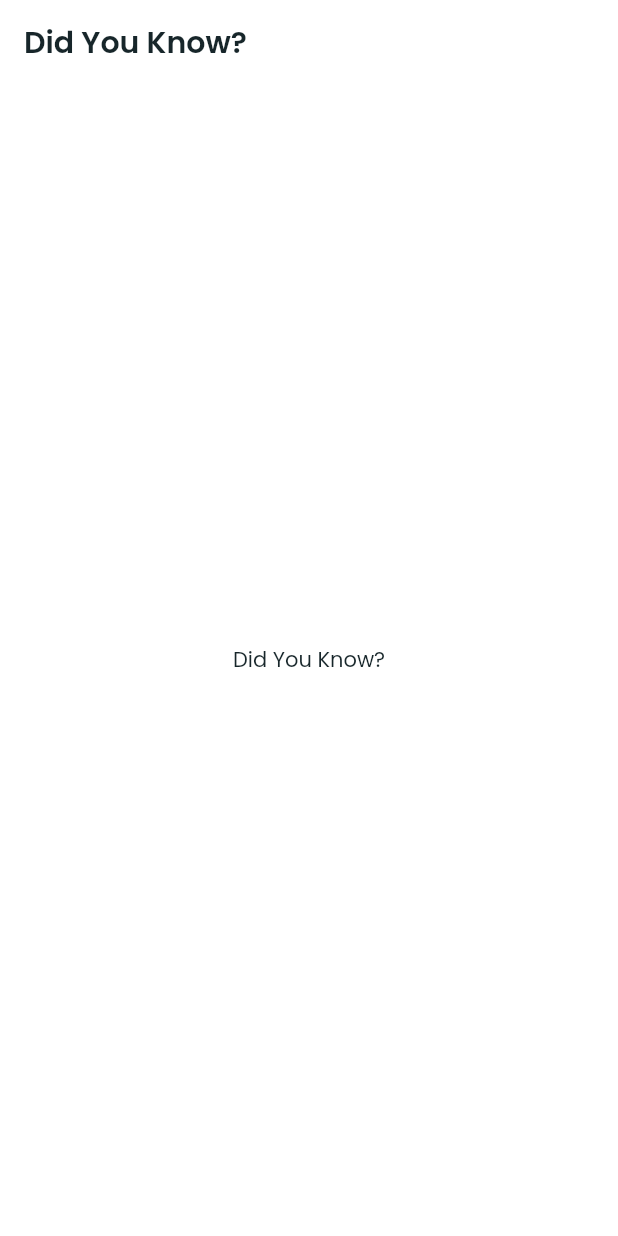
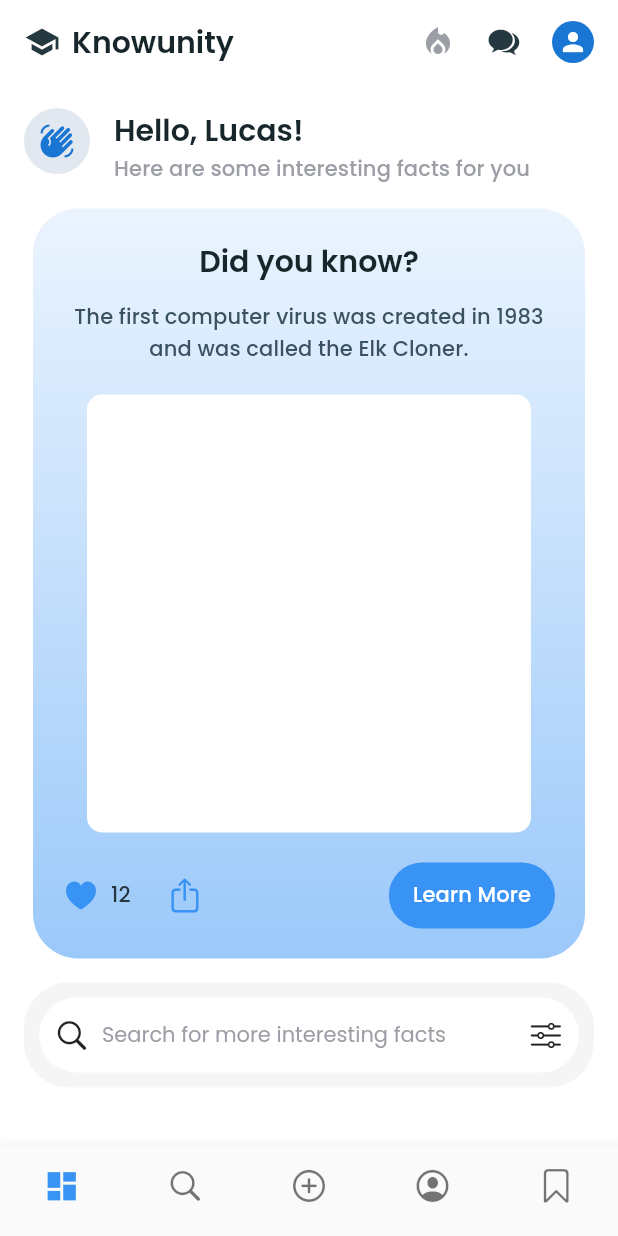
Before and after one commit to AlainMk/didyouknow, a Flutter app: the screen it shows after launch, on a phone screen of 412 x 824 dp. Run offline on Flutter 3.47's test engine with Material 3 defaults, Android fonts, the light colour scheme and no system bars; our stand-ins replace gap, google_fonts.

Commit message:
feat: create home design

```diff
--- /dev/null
+++ b/lib/didyouknow/ui/home/fact_card.dart
@@ -0,0 +1,75 @@
+import 'package:didyouknow/theme/border_radius.dart';
+import 'package:didyouknow/theme/colors.dart';
+import 'package:didyouknow/theme/spacing.dart';
+import 'package:flutter/cupertino.dart';
+import 'package:flutter/material.dart';
+import 'package:gap/gap.dart';
+
+class HomeFactCard extends StatelessWidget {
+  const HomeFactCard({super.key});
+
+  @override
+  Widget build(BuildContext context) {
+    return Container(
+      height: 500,
+      padding: const EdgeInsets.all(KnowunitySpacing.largeL),
+      margin: const EdgeInsets.symmetric(horizontal: KnowunitySpacing.small),
+      decoration: BoxDecoration(
+        borderRadius: BorderRadius.circular(KnowunityBorderRadius.huge),
+        gradient: LinearGradient(
+          begin: Alignment.bottomCenter,
+          end: Alignment.topCenter,
+          colors: [
+            KnowunityColors.primary.withOpacity(0.5),
+            KnowunityColors.primary.withOpacity(0.1),
+          ],
+        ),
+      ),
+      child: Column(
+        children: [
+          Text(
+            'Did you know?',
+            style: Theme.of(context).textTheme.titleLarge,
+          ),
+          const Gap(KnowunitySpacing.normal),
+          Text(
+            'The first computer virus was created in 1983 and was called the Elk Cloner.',
+            style: Theme.of(context).textTheme.titleSmall!.copyWith(color: KnowunityColors.grey),
+            textAlign: TextAlign.center,
+          ),
+          const Gap(KnowunitySpacing.largeL),
+          Expanded(
+            child: Container(
+              margin: const EdgeInsets.symmetric(horizontal: KnowunitySpacing.large),
+              decoration: BoxDecoration(
+                color: KnowunityColors.white,
+                borderRadius: BorderRadius.circular(KnowunityBorderRadius.normal),
+              ),
+            ),
+          ),
+          const Gap(KnowunitySpacing.largeL),
+          Row(
+            children: [
+              const Icon(CupertinoIcons.heart_fill, color: KnowunityColors.primary),
+              const Gap(KnowunitySpacing.smallMedium),
+              Text('12', style: Theme.of(context).textTheme.titleSmall),
+              const Gap(KnowunitySpacing.largeXl),
+              const Icon(CupertinoIcons.share, color: KnowunityColors.primary),
+              const Spacer(),
+              CupertinoButton(
+                onPressed: () {},
+                color: KnowunityColors.primary,
+                padding: const EdgeInsets.symmetric(vertical: KnowunitySpacing.medium, horizontal: KnowunitySpacing.large),
+                borderRadius: BorderRadius.circular(KnowunityBorderRadius.huge),
+                child: Text(
+                  "Learn More",
+                  style: Theme.of(context).textTheme.titleSmall!.copyWith(color: KnowunityColors.white),
+                ),
+              ),
+            ],
+          ),
+        ],
+      ),
+    );
+  }
+}
--- a/lib/didyouknow/ui/home/home_screen.dart
+++ b/lib/didyouknow/ui/home/home_screen.dart
@@ -1,4 +1,11 @@
+import 'package:didyouknow/didyouknow/ui/home/fact_card.dart';
+import 'package:didyouknow/didyouknow/ui/home/nav_bar.dart';
+import 'package:didyouknow/didyouknow/ui/home/search_bar.dart';
+import 'package:didyouknow/theme/colors.dart';
+import 'package:didyouknow/theme/spacing.dart';
+import 'package:flutter/cupertino.dart';
 import 'package:flutter/material.dart';
+import 'package:gap/gap.dart';
 
 class HomeScreen extends StatelessWidget {
   const HomeScreen({super.key});
@@ -7,10 +14,66 @@ class HomeScreen extends StatelessWidget {
   Widget build(BuildContext context) {
     return Scaffold(
       appBar: AppBar(
-        title: const Text('Did You Know?'),
+        title: Row(
+          children: [
+            const Icon(Icons.school),
+            const Gap(KnowunitySpacing.smallMedium),
+            const Text('Knowunity'),
+            const Spacer(),
+            const Icon(
+              Icons.local_fire_department,
+              color: KnowunityColors.lightGray,
+            ),
+            const Gap(KnowunitySpacing.smallMedium),
+            IconButton(
+              onPressed: () {},
+              icon: const Icon(CupertinoIcons.chat_bubble_2_fill),
+            ),
+            const Gap(KnowunitySpacing.smallMedium),
+            const CircleAvatar(
+              radius: 14,
+              child: Icon(Icons.person, size: 20),
+            ),
+          ],
+        ),
       ),
-      body: const Center(
-        child: Text('Did You Know?'),
+      bottomNavigationBar: const KnowunityBottomNavigationBar(),
+      body: SingleChildScrollView(
+        padding: const EdgeInsets.all(KnowunitySpacing.large),
+        child: Column(
+          children: [
+            Row(
+              crossAxisAlignment: CrossAxisAlignment.start,
+              children: [
+                const CircleAvatar(
+                  radius: 22,
+                  backgroundColor: KnowunityColors.border,
+                  child: Icon(Icons.waving_hand),
+                ),
+                const Gap(KnowunitySpacing.large),
+                Expanded(
+                  child: Column(
+                    crossAxisAlignment: CrossAxisAlignment.start,
+                    children: [
+                      Text(
+                        'Hello, Lucas!',
+                        style: Theme.of(context).textTheme.titleLarge,
+                      ),
+                      Text(
+                        'Here are some interesting facts for you',
+                        style: Theme.of(context).textTheme.titleSmall!.copyWith(color: KnowunityColors.lightGray),
+                      ),
+                    ],
+                  ),
+                ),
+              ],
+            ),
+            const Gap(KnowunitySpacing.large),
+            const HomeFactCard(),
+            const Gap(KnowunitySpacing.large),
+            const HomeSearchBar()
+          ],
+        ),
       ),
     );
   }
--- /dev/null
+++ b/lib/didyouknow/ui/home/nav_bar.dart
@@ -0,0 +1,40 @@
+import 'package:flutter/cupertino.dart';
+import 'package:flutter/material.dart';
+
+class KnowunityBottomNavigationBar extends StatelessWidget {
+  const KnowunityBottomNavigationBar({
+    super.key,
+  });
+
+  @override
+  Widget build(BuildContext context) {
+    return BottomNavigationBar(
+      type: BottomNavigationBarType.fixed,
+      showSelectedLabels: false,
+      showUnselectedLabels: false,
+      iconSize: 25,
+      items: const [
+        BottomNavigationBarItem(
+          icon: Icon(Icons.dashboard),
+          label: 'Home',
+        ),
+        BottomNavigationBarItem(
+          icon: Icon(CupertinoIcons.search),
+          label: 'Favorites',
+        ),
+        BottomNavigationBarItem(
+          icon: Icon(CupertinoIcons.add_circled),
+          label: 'Add',
+        ),
+        BottomNavigationBarItem(
+          icon: Icon(CupertinoIcons.profile_circled),
+          label: 'Add',
+        ),
+        BottomNavigationBarItem(
+          icon: Icon(CupertinoIcons.bookmark),
+          label: 'Settings',
+        ),
+      ],
+    );
+  }
+}
--- /dev/null
+++ b/lib/didyouknow/ui/home/search_bar.dart
@@ -0,0 +1,46 @@
+import 'package:didyouknow/theme/border_radius.dart';
+import 'package:didyouknow/theme/colors.dart';
+import 'package:didyouknow/theme/spacing.dart';
+import 'package:flutter/cupertino.dart';
+import 'package:flutter/material.dart';
+import 'package:gap/gap.dart';
+
+class HomeSearchBar extends StatelessWidget {
+  const HomeSearchBar({
+    super.key,
+  });
+
+  @override
+  Widget build(BuildContext context) {
+    return Container(
+      padding: const EdgeInsets.all(KnowunitySpacing.medium),
+      decoration: BoxDecoration(
+        color: KnowunityColors.lightGray.withOpacity(0.1),
+        borderRadius: BorderRadius.circular(KnowunityBorderRadius.huge),
+      ),
+      child: Container(
+        height: 50,
+        decoration: BoxDecoration(
+          color: KnowunityColors.white,
+          borderRadius: BorderRadius.circular(KnowunityBorderRadius.huge),
+        ),
+        child: Row(
+          children: [
+            const Gap(KnowunitySpacing.medium),
+            const Icon(CupertinoIcons.search),
+            const Gap(KnowunitySpacing.smallMedium),
+            Expanded(
+              child: Text(
+                'Search for more interesting facts',
+                style: Theme.of(context).textTheme.bodyMedium!.copyWith(color: KnowunityColors.lightGray),
+              ),
+            ),
+            const Gap(KnowunitySpacing.smallMedium),
+            const Icon(CupertinoIcons.slider_horizontal_3),
+            const Gap(KnowunitySpacing.medium),
+          ],
+        ),
+      ),
+    );
+  }
+}
--- a/lib/main.dart
+++ b/lib/main.dart
@@ -14,7 +14,7 @@ class MyApp extends StatelessWidget {
   @override
   Widget build(BuildContext context) {
     return MaterialApp(
-      title: 'Flaconi Weather',
+      title: 'Did You Know?',
       theme: KnowunityTheme.light(),
       debugShowCheckedModeBanner: false,
       home: const HomeScreen(),
--- a/lib/theme/theme.dart
+++ b/lib/theme/theme.dart
@@ -19,6 +19,7 @@ class KnowunityTheme {
         backgroundColor: KnowunityColors.white,
         elevation: 0,
         foregroundColor: KnowunityColors.darkerText,
+        iconTheme: IconThemeData(color: KnowunityColors.darkText),
       ),
       scaffoldBackgroundColor: KnowunityColors.white,
       textTheme: KnowunityFonts.textTheme,
```
Also changed, not shown: 2 other files.
